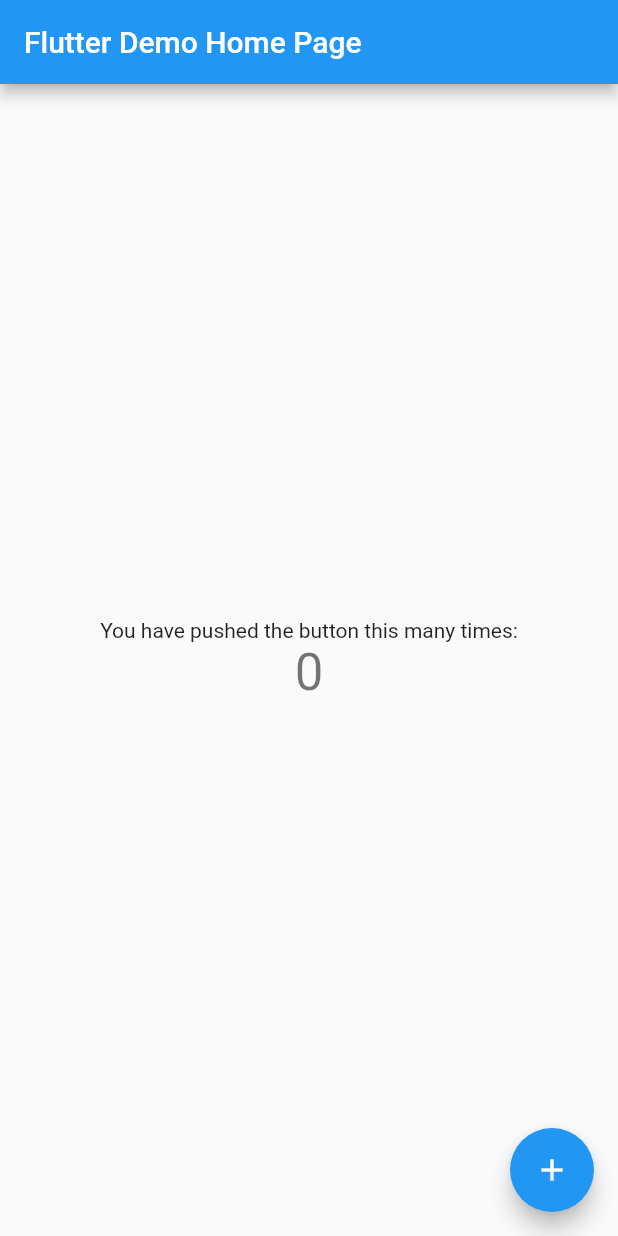
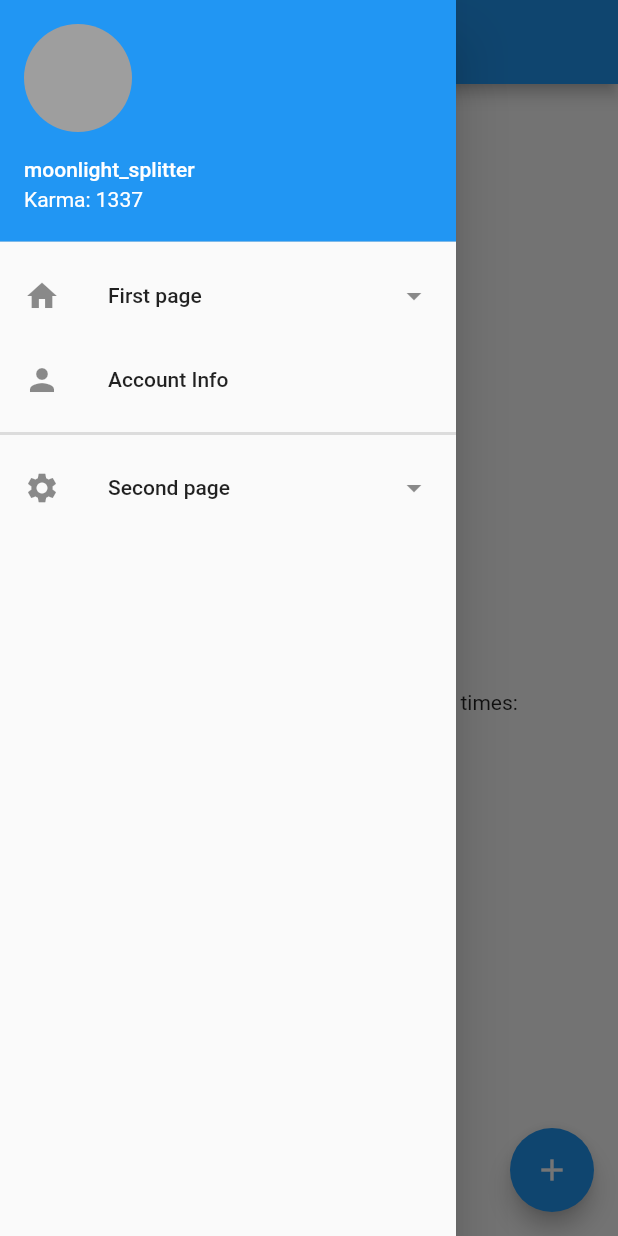
Before and after one commit to KaguneAstra/Yomu, a Flutter app: the screen it shows after launch, with the side drawer open (before the commit the screen has no drawer), on a phone screen of 412 x 824 dp. Run offline on Flutter 3.47's test engine with Material 2 defaults, Android fonts, the phone set to English and light mode, and no system bars.

Commit message:
Created navigattion between main screens

```diff
--- a/lib/main.dart
+++ b/lib/main.dart
@@ -1,4 +1,5 @@
 import 'package:flutter/material.dart';
+import 'package:yomu_for_reddit/screens/main_screen/main_screen.dart';
 
 void main() {
   runApp(MyApp());
@@ -9,109 +10,15 @@ class MyApp extends StatelessWidget {
   @override
   Widget build(BuildContext context) {
     return MaterialApp(
-      title: 'Flutter Demo',
+      title: 'Yomu for Reddit',
       theme: ThemeData(
-        // This is the theme of your application.
-        //
-        // Try running your application with "flutter run". You'll see the
-        // application has a blue toolbar. Then, without quitting the app, try
-        // changing the primarySwatch below to Colors.green and then invoke
-        // "hot reload" (press "r" in the console where you ran "flutter run",
-        // or simply save your changes to "hot reload" in a Flutter IDE).
-        // Notice that the counter didn't reset back to zero; the application
-        // is not restarted.
         primarySwatch: Colors.blue,
         // This makes the visual density adapt to the platform that you run
         // the app on. For desktop platforms, the controls will be smaller and
         // closer together (more dense) than on mobile platforms.
         visualDensity: VisualDensity.adaptivePlatformDensity,
       ),
-      home: MyHomePage(title: 'Flutter Demo Home Page'),
+      home: MainScreen(),
     );
   }
 }
-
-class MyHomePage extends StatefulWidget {
-  MyHomePage({Key key, this.title}) : super(key: key);
-
-  // This widget is the home page of your application. It is stateful, meaning
-  // that it has a State object (defined below) that contains fields that affect
-  // how it looks.
-
-  // This class is the configuration for the state. It holds the values (in this
-  // case the title) provided by the parent (in this case the App widget) and
-  // used by the build method of the State. Fields in a Widget subclass are
-  // always marked "final".
-
-  final String title;
-
-  @override
-  _MyHomePageState createState() => _MyHomePageState();
-}
-
-class _MyHomePageState extends State<MyHomePage> {
-  int _counter = 0;
-
-  void _incrementCounter() {
-    setState(() {
-      // This call to setState tells the Flutter framework that something has
-      // changed in this State, which causes it to rerun the build method below
-      // so that the display can reflect the updated values. If we changed
-      // _counter without calling setState(), then the build method would not be
-      // called again, and so nothing would appear to happen.
-      _counter++;
-    });
-  }
-
-  @override
-  Widget build(BuildContext context) {
-    // This method is rerun every time setState is called, for instance as done
-    // by the _incrementCounter method above.
-    //
-    // The Flutter framework has been optimized to make rerunning build methods
-    // fast, so that you can just rebuild anything that needs updating rather
-    // than having to individually change instances of widgets.
-    return Scaffold(
-      appBar: AppBar(
-        // Here we take the value from the MyHomePage object that was created by
-        // the App.build method, and use it to set our appbar title.
-        title: Text(widget.title),
-      ),
-      body: Center(
-        // Center is a layout widget. It takes a single child and positions it
-        // in the middle of the parent.
-        child: Column(
-          // Column is also a layout widget. It takes a list of children and
-          // arranges them vertically. By default, it sizes itself to fit its
-          // children horizontally, and tries to be as tall as its parent.
-          //
-          // Invoke "debug painting" (press "p" in the console, choose the
-          // "Toggle Debug Paint" action from the Flutter Inspector in Android
-          // Studio, or the "Toggle Debug Paint" command in Visual Studio Code)
-          // to see the wireframe for each widget.
-          //
-          // Column has various properties to control how it sizes itself and
-          // how it positions its children. Here we use mainAxisAlignment to
-          // center the children vertically; the main axis here is the vertical
-          // axis because Columns are vertical (the cross axis would be
-          // horizontal).
-          mainAxisAlignment: MainAxisAlignment.center,
-          children: <Widget>[
-            Text(
-              'You have pushed the button this many times:',
-            ),
-            Text(
-              '$_counter',
-              style: Theme.of(context).textTheme.headline4,
-            ),
-          ],
-        ),
-      ),
-      floatingActionButton: FloatingActionButton(
-        onPressed: _incrementCounter,
-        tooltip: 'Increment',
-        child: Icon(Icons.add),
-      ), // This trailing comma makes auto-formatting nicer for build methods.
-    );
-  }
-}
--- /dev/null
+++ b/lib/screens/main_screen/main_screen.dart
@@ -0,0 +1,69 @@
+import 'package:flutter/material.dart';
+import 'package:yomu_for_reddit/screens/post_view/post_view.dart';
+import 'package:yomu_for_reddit/screens/side_drawer/side_drawer.dart';
+import 'package:yomu_for_reddit/screens/subreddit_view/subreddit_view.dart';
+
+class MainScreen extends StatefulWidget {
+  @override
+  _MainScreenState createState() => _MainScreenState();
+}
+
+class _MainScreenState extends State<MainScreen> {
+  int _counter = 0;
+
+  /// This method is called whenever the floatingActionButton is pressed
+  void _incrementCounter() {
+    setState(() {
+      _counter++;
+    });
+  }
+
+  @override
+  Widget build(BuildContext context) {
+    return Scaffold(
+      appBar: AppBar(title: Text("testing page")),
+      drawer: SideDrawer(),
+      body: Center(
+        child: Column(
+          mainAxisAlignment: MainAxisAlignment.center,
+          children: <Widget>[
+            FlatButton(
+              child: Text("Goto subreddit view page"),
+              color: Colors.blue,
+              textColor: Colors.white,
+              onPressed: () {
+                Navigator.push(
+                  context,
+                  MaterialPageRoute(builder: (context) => SubredditView()),
+                );
+              },
+            ),
+            FlatButton(
+              child: Text("Goto post view page"),
+              color: Colors.blue,
+              textColor: Colors.white,
+              onPressed: () {
+                Navigator.push(
+                  context,
+                  MaterialPageRoute(builder: (context) => PostView()),
+                );
+              },
+            ),
+            Text(
+              'You have pushed the button this many times:',
+            ),
+            Text(
+              '$_counter',
+              style: Theme.of(context).textTheme.headline4,
+            ),
+          ],
+        ),
+      ),
+      floatingActionButton: FloatingActionButton(
+        onPressed: _incrementCounter,
+        tooltip: 'Increment',
+        child: Icon(Icons.add),
+      ),
+    );
+  }
+}
--- /dev/null
+++ b/lib/screens/side_drawer/side_drawer.dart
@@ -0,0 +1,51 @@
+import 'package:flutter/material.dart';
+
+import 'account_info_view/account_info_view.dart';
+
+class SideDrawer extends StatelessWidget {
+  @override
+  Widget build(BuildContext context) {
+    return Drawer(
+      child: ListView(
+        padding: EdgeInsets.zero,
+        children: <Widget>[
+          UserAccountsDrawerHeader(
+            accountEmail: Text("Karma: 1337"),
+            accountName: Text("moonlight_splitter"),
+            currentAccountPicture: CircleAvatar(
+              backgroundColor: Colors.grey,
+            ),
+            decoration: BoxDecoration(
+              color: Colors.blue,
+            ),
+          ),
+          ListTile(
+            title: Text("First page"),
+            leading: Icon(Icons.home),
+            trailing: Icon(Icons.arrow_drop_down),
+            onTap: () {
+              // Programmatically close the drawer
+              Navigator.pop(context);
+            },
+          ),
+          ListTile(
+            title: Text("Account Info"),
+            leading: Icon(Icons.person),
+            onTap: () {
+              Navigator.push(
+                context,
+                MaterialPageRoute(builder: (context) => AccountInfoView()),
+              );
+            },
+          ),
+          Divider(thickness: 2.0),
+          ListTile(
+            title: Text("Second page"),
+            leading: Icon(Icons.settings),
+            trailing: Icon(Icons.arrow_drop_down),
+          ),
+        ],
+      ),
+    );
+  }
+}
```
Also changed, not shown: lib/screens/post_view/post_view.dart (added, +19 -0 lines), lib/screens/side_drawer/account_info_view/account_info_view.dart (added, +19 -0 lines), lib/screens/subreddit_view/subreddit_view.dart (added, +23 -0 lines).
